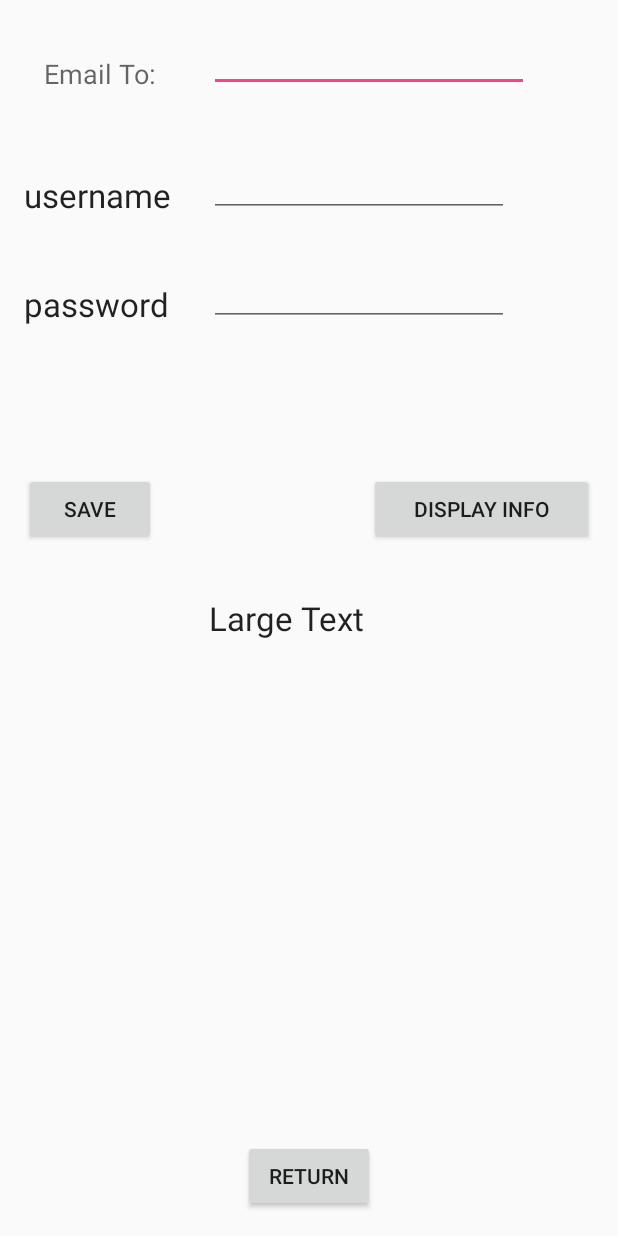
After one commit to vpmoore/UpdateTimeSheet, an Android app: the Preferences screen opened directly, with no data from a screen before it, on a phone screen of 412 x 824 dp. The commit adds this screen. Run offline under Robolectric (Android 15) with nearby library versions, the phone set to English and light mode, and no system bars.

Commit message:
1st edit

```diff
--- /dev/null
+++ b/app/src/main/java/com/example/moore/updatetimesheet/Preferences.java
@@ -0,0 +1,72 @@
+package com.example.moore.updatetimesheet;
+
+import android.content.Context;
+import android.content.Intent;
+import android.content.SharedPreferences;
+import android.support.annotation.StringRes;
+import android.support.v7.app.AppCompatActivity;
+import android.os.Bundle;
+import android.view.View;
+import android.widget.Button;
+import android.widget.EditText;
+import android.widget.TextView;
+import android.widget.Toast;
+
+public class Preferences extends AppCompatActivity {
+
+    EditText emailtoInput;
+    EditText usernameInput;
+    EditText passwordInput;
+    TextView dispInfo;
+
+
+    @Override
+    protected void onCreate(Bundle savedInstanceState) {
+        super.onCreate(savedInstanceState);
+        setContentView(R.layout.activity_preferences);
+
+        emailtoInput = (EditText) findViewById(R.id.emailtoInput);
+        usernameInput = (EditText) findViewById(R.id.usernameInput);
+        passwordInput = (EditText) findViewById(R.id.passwordInput);
+        dispInfo = (TextView) findViewById(R.id.dispInfo);
+
+
+        SharedPreferences sharedPref = getSharedPreferences("userInfo", Context.MODE_PRIVATE);
+        String emailto = sharedPref.getString("emailto", "");
+        String name = sharedPref.getString("username", "");
+        String pw = sharedPref.getString("password", "");
+        emailtoInput.setText(emailto);
+        usernameInput.setText(name);
+        passwordInput.setText(pw);
+    }
+
+
+    //Button return_btn = (Button) findViewById(R.id.return_btn);
+    public void returnToMain(View view) {
+        Intent i = new Intent(this, MainActivity.class);
+        startActivity(i);
+    }
+
+
+    //save the users info
+    public void saveOnClick(View view) {
+        SharedPreferences sharedPref = getSharedPreferences("userInfo", Context.MODE_PRIVATE);
+
+        SharedPreferences.Editor editoz = sharedPref.edit();
+        editoz.putString("username", usernameInput.getText().toString());
+        editoz.putString("password", passwordInput.getText().toString());
+        editoz.putString("emailto", emailtoInput.getText().toString());
+        editoz.apply();
+
+        Toast.makeText(this, "saved", Toast.LENGTH_LONG).show();
+    }
+
+    public void dispOnClick(View view) {
+        SharedPreferences sharedPref = getSharedPreferences("userInfo", Context.MODE_PRIVATE);
+        String name = sharedPref.getString("username", "");
+        String pw = sharedPref.getString("password", "");
+        dispInfo.setText(name + " " + pw);
+
+    }
+
+}
--- /dev/null
+++ b/app/src/main/res/layout/activity_preferences.xml
@@ -0,0 +1,117 @@
+<?xml version="1.0" encoding="utf-8"?>
+<RelativeLayout xmlns:android="http://schemas.android.com/apk/res/android"
+    xmlns:tools="http://schemas.android.com/tools"
+    android:layout_width="match_parent"
+    android:layout_height="match_parent"
+    android:paddingBottom="@dimen/activity_vertical_margin"
+    android:paddingLeft="@dimen/activity_horizontal_margin"
+    android:paddingRight="@dimen/activity_horizontal_margin"
+    android:paddingTop="@dimen/activity_vertical_margin"
+    tools:context="com.example.moore.updatetimesheet.Preferences">
+
+    <TextView
+        android:id="@+id/emailto"
+        android:layout_width="wrap_content"
+        android:layout_height="wrap_content"
+        android:layout_alignBottom="@+id/emailtoInput"
+        android:layout_alignEnd="@+id/save_button"
+        android:layout_alignRight="@+id/save_button"
+        android:text="Email To:"
+        android:textAppearance="?android:attr/textAppearanceMedium" />
+
+    <TextView
+        android:id="@+id/username"
+        android:layout_width="wrap_content"
+        android:layout_height="wrap_content"
+        android:layout_alignParentLeft="true"
+        android:layout_alignParentStart="true"
+        android:layout_alignParentTop="true"
+        android:layout_marginTop="99dp"
+        android:text="username"
+        android:textAppearance="?android:attr/textAppearanceLarge" />
+
+    <TextView
+        android:id="@+id/password"
+        android:layout_width="wrap_content"
+        android:layout_height="wrap_content"
+        android:layout_alignParentLeft="true"
+        android:layout_alignParentStart="true"
+        android:layout_below="@+id/username"
+        android:layout_marginTop="43dp"
+        android:text="password"
+        android:textAppearance="?android:attr/textAppearanceLarge" />
+
+    <EditText
+        android:id="@+id/emailtoInput"
+        android:layout_width="wrap_content"
+        android:layout_height="wrap_content"
+        android:layout_alignLeft="@+id/usernameInput"
+        android:layout_alignParentTop="true"
+        android:layout_alignStart="@+id/usernameInput"
+        android:ems="10"
+        android:inputType="textEmailAddress" />
+
+    <EditText
+        android:id="@+id/usernameInput"
+        android:layout_width="wrap_content"
+        android:layout_height="wrap_content"
+        android:layout_alignBottom="@+id/username"
+        android:layout_marginLeft="25dp"
+        android:layout_marginStart="25dp"
+        android:layout_toEndOf="@+id/username"
+        android:layout_toRightOf="@+id/username"
+        android:width="200dp" />
+
+    <EditText
+        android:id="@+id/passwordInput"
+        android:layout_width="wrap_content"
+        android:layout_height="wrap_content"
+        android:layout_alignBottom="@+id/password"
+        android:layout_alignLeft="@+id/usernameInput"
+        android:layout_alignStart="@+id/usernameInput"
+        android:width="200dp" />
+
+    <Button
+        android:id="@+id/save_button"
+        android:layout_width="wrap_content"
+        android:layout_height="wrap_content"
+        android:layout_alignParentLeft="true"
+        android:layout_alignParentStart="true"
+        android:layout_below="@+id/password"
+        android:layout_marginTop="98dp"
+        android:nestedScrollingEnabled="true"
+        android:onClick="saveOnClick"
+        android:text="Save" />
+
+    <Button
+        android:id="@+id/display_button"
+        android:layout_width="wrap_content"
+        android:layout_height="wrap_content"
+        android:layout_alignParentEnd="true"
+        android:layout_alignParentRight="true"
+        android:layout_alignTop="@+id/save_button"
+        android:width="150dp"
+        android:onClick="dispOnClick"
+        android:text="Display Info" />
+
+    <TextView
+        android:id="@+id/dispInfo"
+        android:layout_width="wrap_content"
+        android:layout_height="wrap_content"
+        android:layout_alignLeft="@+id/passwordInput"
+        android:layout_alignStart="@+id/passwordInput"
+        android:layout_centerVertical="true"
+        android:text="Large Text"
+        android:textAppearance="?android:attr/textAppearanceLarge" />
+
+    <Button
+        android:id="@+id/return_btn"
+        android:layout_width="wrap_content"
+        android:layout_height="wrap_content"
+        android:layout_alignParentBottom="true"
+        android:layout_centerHorizontal="true"
+        android:onClick="returnToMain"
+        android:singleLine="false"
+        android:text="Return" />
+
+</RelativeLayout>
--- a/app/src/main/res/values/strings.xml
+++ b/app/src/main/res/values/strings.xml
@@ -7,4 +7,6 @@
     <string name="opt_2">Sign Off 5:00pm</string>
     <string name="opt_3">Sign Off 5:00pm Passing Office </string>
     <string name="title_activity_set_recipient">Edit Recipient</string>
+    <string name="title_activity_set_preferences">Preferences</string>
+
 </resources>
```
Also changed, not shown: app/src/main/AndroidManifest.xml (+6 -1 lines), app/src/main/java/com/example/moore/updatetimesheet/MainActivity.java (+34 -17 lines), app/src/main/res/layout/content_main.xml (+22 -13 lines), app/src/main/res/menu/menu_main.xml (+9 -8 lines).
